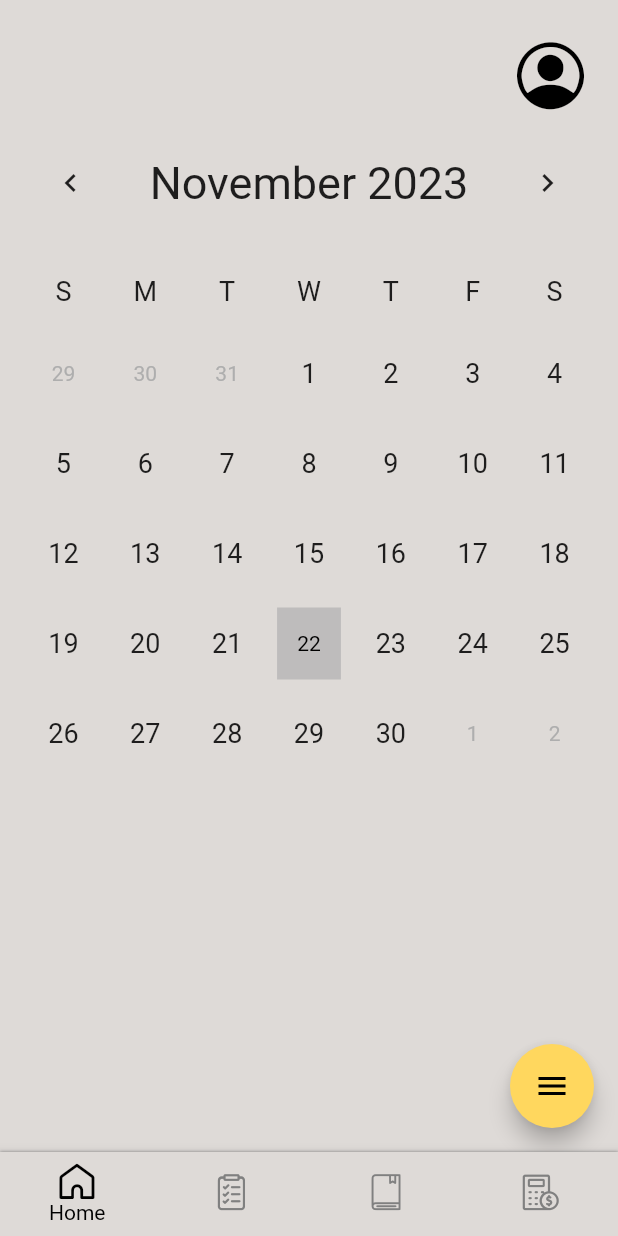
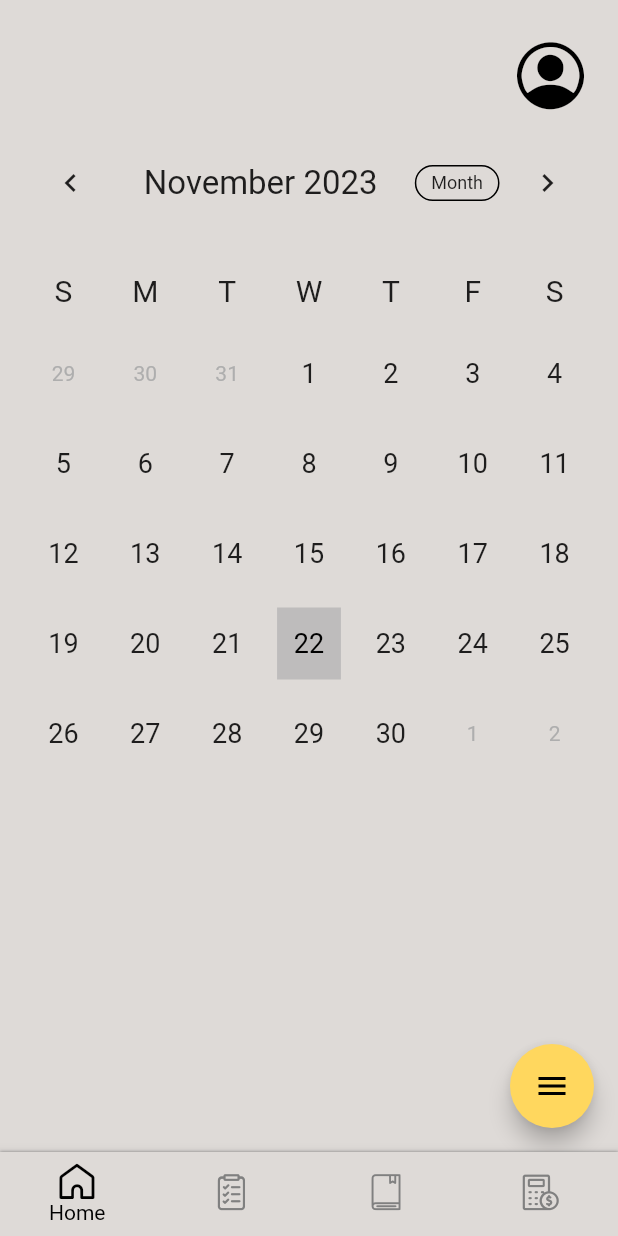
Before and after one commit to gabrielle128/Sidekick-Flutter, a Flutter app: the screen it shows once a user with an empty profile is signed in, on a phone screen of 412 x 824 dp. Run offline on Flutter 3.47's test engine with Material 2 defaults, Android fonts, the phone set to English and light mode, and no system bars; drawn by our look-alikes of flutter_speed_dial, table_calendar; our stand-ins replace email_validator, firebase_auth, firebase_core, fluttertoast; accounts and stored records are empty; Roboto replaces fonts that are missing (Gaegu-Bold).

Commit message:
calendar

```diff
--- a/sidekick_app/lib/screens/home_screen.dart
+++ b/sidekick_app/lib/screens/home_screen.dart
@@ -16,6 +16,12 @@ class HomeScreen extends StatefulWidget {
 
 class _HomeScreenState extends State<HomeScreen> {
   final user = FirebaseAuth.instance.currentUser!;
+
+  late DateTime _focusedDay = DateTime.now();
+  late DateTime _firstDay = DateTime.now().subtract(const Duration(days: 1000));
+  late DateTime _lastDay = DateTime.now().add(const Duration(days: 1000));
+  late DateTime _selectedDay = DateTime.now();
+  late CalendarFormat _calendarFormat = CalendarFormat.month;
 
   @override
   Widget build(BuildContext context) {
@@ -51,28 +57,43 @@ class _HomeScreenState extends State<HomeScreen> {
                 padding: const EdgeInsets.fromLTRB(15.0, 0, 15.0, 0),
                 child: TableCalendar(
                   locale: "en_US",
-                  focusedDay: DateTime.now(),
-                  firstDay: DateTime.utc(1950, 1, 1),
-                  lastDay: DateTime.utc(2050, 12, 31),
+                  focusedDay: _focusedDay,
+                  firstDay: _firstDay,
+                  lastDay: _lastDay,
+                  calendarFormat: _calendarFormat,
+                  onFormatChanged: ((format) => setState(() {
+                        _calendarFormat = format;
+                        _focusedDay = _focusedDay;
+                      })),
+                  selectedDayPredicate: (day) => isSameDay(day, _selectedDay),
+                  onDaySelected: (selectedDay, focusedDay) {
+                    setState(() {
+                      _selectedDay = selectedDay;
+                      _focusedDay = focusedDay;
+                    });
+                  },
                   rowHeight: 60,
                   daysOfWeekHeight: 50,
                   headerStyle: const HeaderStyle(
-                      formatButtonVisible: false,
                       titleCentered: true,
                       titleTextStyle: TextStyle(
-                        fontSize: 30,
+                        fontSize: 22,
                       ),
-                      headerMargin: EdgeInsets.only(bottom: 15.0)),
+                      formatButtonShowsNext: false,
+                      headerMargin: EdgeInsets.only(bottom: 15.0),
+                      formatButtonTextStyle: TextStyle(fontSize: 12)),
                   daysOfWeekStyle: DaysOfWeekStyle(
                       dowTextFormatter: (date, locale) =>
                           DateFormat.E(locale).format(date)[0],
-                      weekdayStyle: const TextStyle(fontSize: 18),
-                      weekendStyle: const TextStyle(fontSize: 18)),
+                      weekdayStyle: const TextStyle(fontSize: 20),
+                      weekendStyle: const TextStyle(fontSize: 20)),
                   calendarStyle: const CalendarStyle(
                       defaultTextStyle: TextStyle(fontSize: 18),
                       weekendTextStyle: TextStyle(fontSize: 18),
-                      todayTextStyle: TextStyle(color: black),
-                      todayDecoration: BoxDecoration(
+                      todayTextStyle: TextStyle(color: black, fontSize: 18),
+                      todayDecoration: BoxDecoration(color: skyblue),
+                      selectedTextStyle: TextStyle(color: black, fontSize: 18),
+                      selectedDecoration: BoxDecoration(
                           color: Color.fromARGB(255, 190, 188, 188))),
                 ),
               )
```
